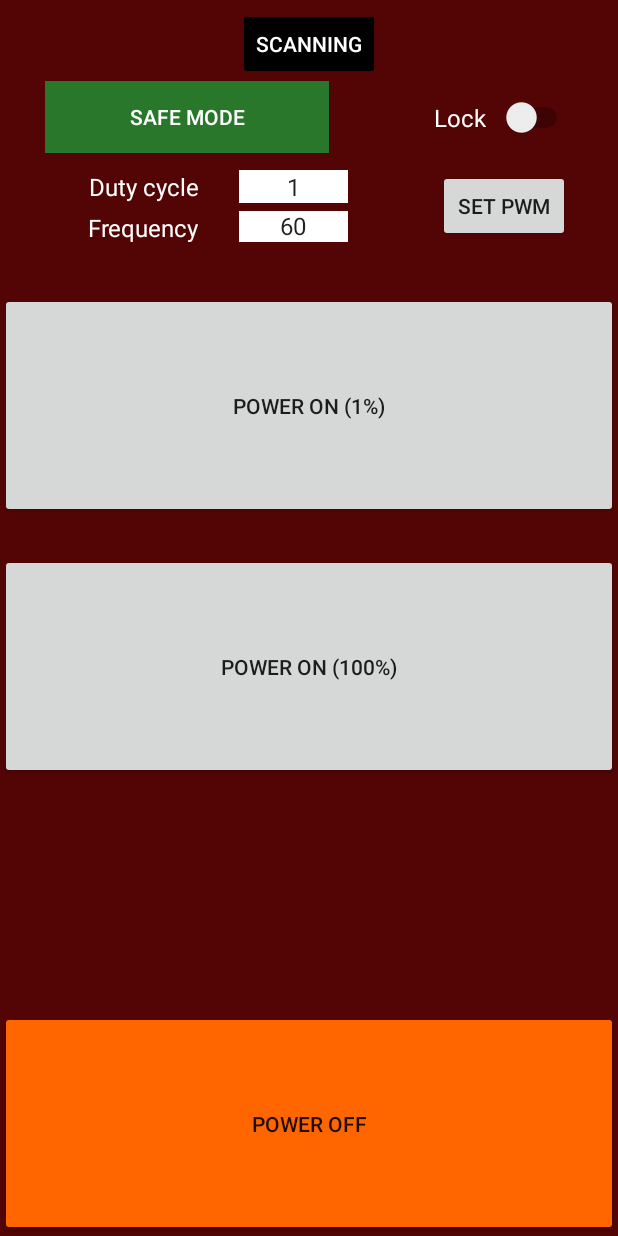
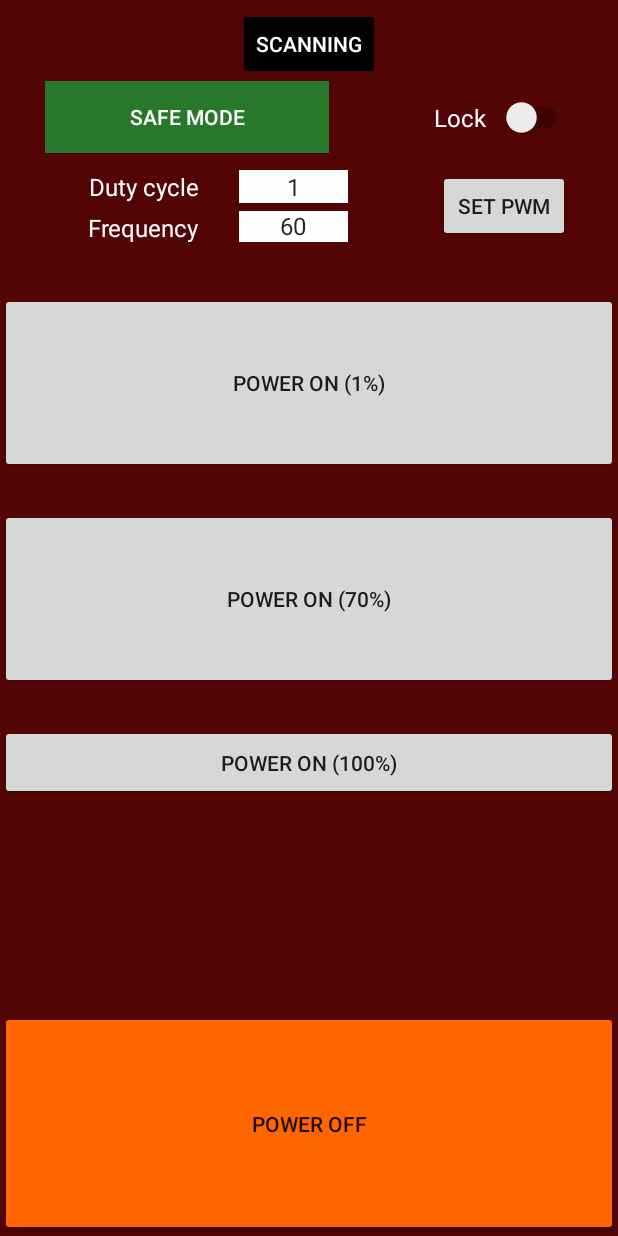
Before and after one commit to GabrielVantuil/GV-BLE, an Android app built with Jetpack Compose: the screen it shows after launch (MainActivity), on a phone screen of 412 x 824 dp. Run offline under Robolectric (Android 15) with nearby library versions, the phone set to English and light mode, and no system bars.

Commit message:
Added 70% power button

```diff
--- a/app/src/main/java/com/example/nexxtologuer/MainActivity.kt
+++ b/app/src/main/java/com/example/nexxtologuer/MainActivity.kt
@@ -17,17 +17,19 @@ import java.time.format.DateTimeFormatter
 
 
 private const val TAG = "GVantuil"
+private const val SAFE_PM: Int = 0
+private const val PUSH_PM: Int = 1
+private const val PERSISTENT_PM: Int = 2
+
+private const val MEDIUM_POWER: Int = 70
+
+private const val POWER_TIMEOUT: Int = 1500
+private const val UPDATE_CONN_PARAMS_TIMER: Long = 100
+
 class MainActivity : ComponentActivity() {
     private lateinit var mainBinding: ActivityMainBinding
     private lateinit var torch: TorchManager
-    private val POWER_TIMEOUT: Int = 1500
-    private val UPDATE_CONN_PARAMS_TIMER: Long = 100
-
     private var powerMode: Int = 0
-    private val SAFE_PM: Int = 0
-    private val PUSH_PM: Int = 1
-    private val PERSISTENT_PM: Int = 2
-
 
     @SuppressLint("ClickableViewAccessibility")
     override fun onCreate(savedInstanceState: Bundle?) {
@@ -50,12 +52,24 @@ class MainActivity : ComponentActivity() {
         mainBinding.weakPowerOnBt.setOnTouchListener { _, event ->
             if (event.action == ACTION_DOWN){
                 if(powerMode == SAFE_PM)        weakPowerOnCountDownTimer.start()
-                else    torch.writePwmCharacteristic(1000, 1, 0)
+                else    torch.writePwmCharacteristic(10000, 1, 0)
             }
             if (event.action == ACTION_UP){
                 if(powerMode != PERSISTENT_PM) torch.writePowerCharacteristic(false)
                 torch.shouldPowerOff = (powerMode != PERSISTENT_PM)
                 weakPowerOnCountDownTimer.cancel()
+            }
+            true
+        }
+        mainBinding.mediumPowerOnBt.setOnTouchListener { _, event ->
+            if (event.action == ACTION_DOWN){
+                if(powerMode == SAFE_PM)        mediumPowerOnCountDownTimer.start()
+                else    torch.writePwmCharacteristic(10000, MEDIUM_POWER, 0)
+            }
+            if (event.action == ACTION_UP){
+                if(powerMode != PERSISTENT_PM) torch.writePowerCharacteristic(false)
+                torch.shouldPowerOff = (powerMode != PERSISTENT_PM)
+                mediumPowerOnCountDownTimer.cancel()
             }
             true
         }
@@ -77,17 +91,21 @@ class MainActivity : ComponentActivity() {
     }
     private val weakPowerOnCountDownTimer: CountDownTimer = object : CountDownTimer(Long.MAX_VALUE, UPDATE_CONN_PARAMS_TIMER) {
         override fun onTick(l: Long) {
-            torch.writePwmCharacteristic(1000, 1, POWER_TIMEOUT)
+            torch.writePwmCharacteristic(10000, 1, POWER_TIMEOUT)
         }
-        override fun onFinish() {
+        override fun onFinish() {}
+    }
+    private val mediumPowerOnCountDownTimer: CountDownTimer = object : CountDownTimer(Long.MAX_VALUE, UPDATE_CONN_PARAMS_TIMER) {
+        override fun onTick(l: Long) {
+            torch.writePwmCharacteristic(10000, MEDIUM_POWER, POWER_TIMEOUT)
         }
+        override fun onFinish() {}
     }
     private val fullPowerOnCountDownTimer: CountDownTimer = object : CountDownTimer(Long.MAX_VALUE, UPDATE_CONN_PARAMS_TIMER) {
         override fun onTick(l: Long) {
             torch.writePowerCharacteristic(true, POWER_TIMEOUT)
         }
-        override fun onFinish() {
-        }
+        override fun onFinish() {}
     }
     private fun nextPowerModes(){
         powerMode = (powerMode + 1) % 3
--- a/app/src/main/res/layout/activity_main.xml
+++ b/app/src/main/res/layout/activity_main.xml
@@ -179,7 +179,7 @@
         <Button
             android:id="@+id/weakPowerOnBt"
             android:layout_width="match_parent"
-            android:layout_height="150dp"
+            android:layout_height="120dp"
             android:layout_marginTop="24dp"
             android:text="@string/weakPowerOnBtText"
             app:layout_constraintEnd_toEndOf="parent"
@@ -188,12 +188,21 @@
             app:layout_constraintTop_toTopOf="parent" />
 
         <Button
+            android:id="@+id/mediumPowerOnBt"
+            android:layout_width="match_parent"
+            android:layout_height="120dp"
+            android:layout_marginTop="24dp"
+            android:text="@string/mediumPowerOnBtText"
+            app:layout_constraintTop_toBottomOf="@+id/weakPowerOnBt"
+            tools:layout_editor_absoluteX="0dp" />
+
+        <Button
             android:id="@+id/fullPowerOnBt"
             android:layout_width="match_parent"
-            android:layout_height="150dp"
+            android:layout_height="50dp"
             android:layout_marginTop="24dp"
             android:text="@string/fullPowerOnBtText"
-            app:layout_constraintTop_toBottomOf="@+id/weakPowerOnBt"
+            app:layout_constraintTop_toBottomOf="@+id/mediumPowerOnBt"
             tools:layout_editor_absoluteX="0dp" />
 
         <Button
--- a/app/src/main/res/values/strings.xml
+++ b/app/src/main/res/values/strings.xml
@@ -5,8 +5,9 @@
     <string name="dutyCycleText">Duty cycle</string>
     <string name="frequency">Frequency</string>
     <string name="pwmOnBtText">SET PWM</string>
+    <string name="weakPowerOnBtText">POWER ON (1%)</string>
+    <string name="mediumPowerOnBtText">POWER ON (70%)</string>
     <string name="fullPowerOnBtText">POWER ON (100%)</string>
-    <string name="weakPowerOnBtText">POWER ON (1%)</string>
     <string name="powerOffBtText">POWER OFF</string>
     <string name="dutyCycleStartVal">1</string>
     <string name="frequencyStartValue">60</string>
```
